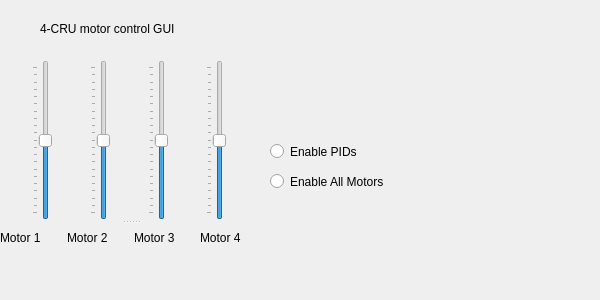
Before: the Qt Designer form src/rqt_robot_ctrl_gui/resource/4-CRU_gui.ui in ROAR-Lab-Spine/4-CRU_mechanism_ws, drawn with Qt 5.
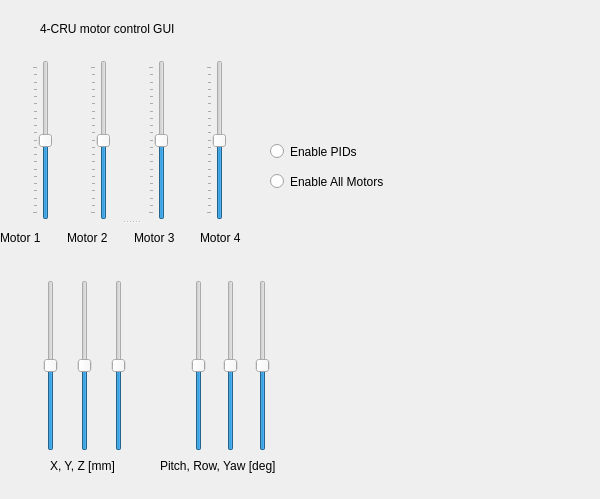
After: the same form once the commit is applied.

Patch:
```diff
--- a/src/rqt_robot_ctrl_gui/resource/4-CRU_gui.ui
+++ b/src/rqt_robot_ctrl_gui/resource/4-CRU_gui.ui
@@ -7,7 +7,7 @@
     <x>0</x>
     <y>0</y>
     <width>600</width>
-    <height>300</height>
+    <height>499</height>
    </rect>
   </property>
   <property name="windowTitle">
@@ -171,6 +171,137 @@
     <bool>false</bool>
    </property>
   </widget>
+  <widget class="QLabel" name="label_6">
+   <property name="geometry">
+    <rect>
+     <x>50</x>
+     <y>450</y>
+     <width>81</width>
+     <height>32</height>
+    </rect>
+   </property>
+   <property name="text">
+    <string>X, Y, Z [mm]</string>
+   </property>
+  </widget>
+  <widget class="QLabel" name="label_7">
+   <property name="geometry">
+    <rect>
+     <x>160</x>
+     <y>450</y>
+     <width>151</width>
+     <height>32</height>
+    </rect>
+   </property>
+   <property name="text">
+    <string>Pitch, Row, Yaw [deg]</string>
+   </property>
+  </widget>
+  <widget class="QWidget" name="">
+   <property name="geometry">
+    <rect>
+     <x>30</x>
+     <y>280</y>
+     <width>111</width>
+     <height>171</height>
+    </rect>
+   </property>
+   <layout class="QHBoxLayout" name="horizontalLayout_3">
+    <item>
+     <widget class="QSlider" name="verticalSlider_x">
+      <property name="minimum">
+       <number>-20</number>
+      </property>
+      <property name="maximum">
+       <number>20</number>
+      </property>
+      <property name="orientation">
+       <enum>Qt::Vertical</enum>
+      </property>
+     </widget>
+    </item>
+    <item>
+     <widget class="QSlider" name="verticalSlider_y">
+      <property name="minimum">
+       <number>-20</number>
+      </property>
+      <property name="maximum">
+       <number>20</number>
+      </property>
+      <property name="orientation">
+       <enum>Qt::Vertical</enum>
+      </property>
+     </widget>
+    </item>
+    <item>
+     <widget class="QSlider" name="verticalSlider_z">
+      <property name="minimum">
+       <number>20</number>
+      </property>
+      <property name="maximum">
+       <number>220</number>
+      </property>
+      <property name="value">
+       <number>120</number>
+      </property>
+      <property name="orientation">
+       <enum>Qt::Vertical</enum>
+      </property>
+     </widget>
+    </item>
+   </layout>
+  </widget>
+  <widget class="QWidget" name="">
+   <property name="geometry">
+    <rect>
+     <x>180</x>
+     <y>280</y>
+     <width>101</width>
+     <height>171</height>
+    </rect>
+   </property>
+   <layout class="QHBoxLayout" name="horizontalLayout_4">
+    <item>
+     <widget class="QSlider" name="verticalSlider_pitch_x">
+      <property name="minimum">
+       <number>-90</number>
+      </property>
+      <property name="maximum">
+       <number>90</number>
+      </property>
+      <property name="orientation">
+       <enum>Qt::Vertical</enum>
+      </property>
+     </widget>
+    </item>
+    <item>
+     <widget class="QSlider" name="verticalSlider_roll_y">
+      <property name="minimum">
+       <number>-90</number>
+      </property>
+      <property name="maximum">
+       <number>90</number>
+      </property>
+      <property name="orientation">
+       <enum>Qt::Vertical</enum>
+      </property>
+     </widget>
+    </item>
+    <item>
+     <widget class="QSlider" name="verticalSlider_yaw_z">
+      <property name="minimum">
+       <number>-90</number>
+      </property>
+      <property name="maximum">
+       <number>90</number>
+      </property>
+      <property name="orientation">
+       <enum>Qt::Vertical</enum>
+      </property>
+     </widget>
+    </item>
+   </layout>
+  </widget>
  </widget>
  <resources/>
  <connections/>
```
